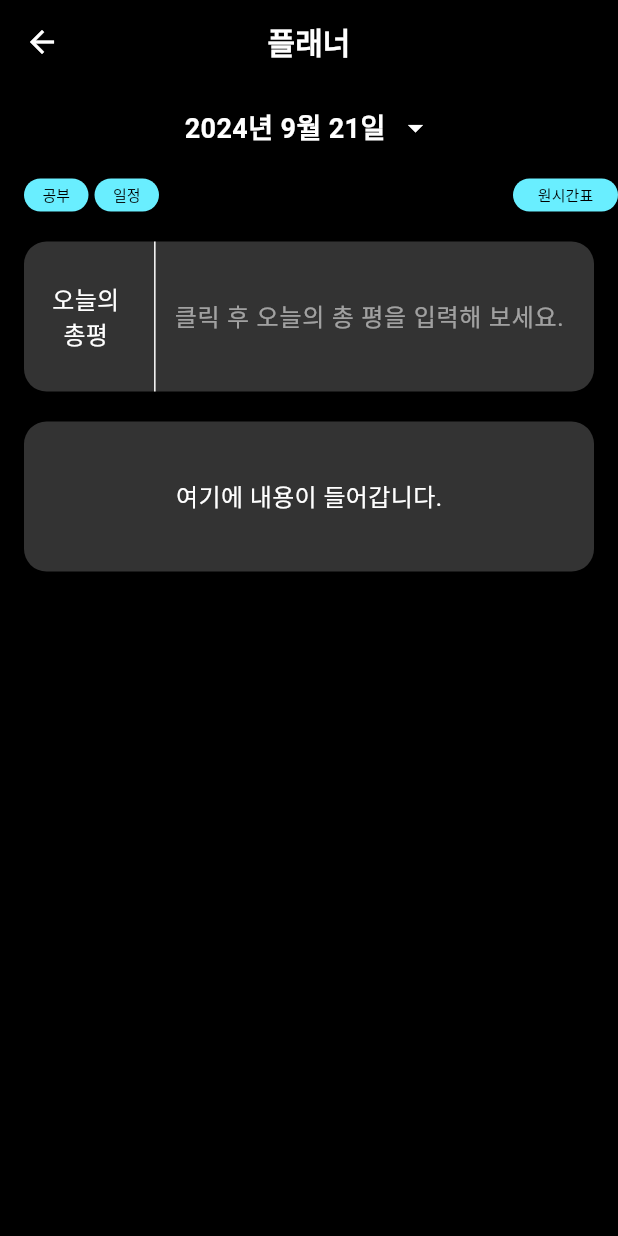
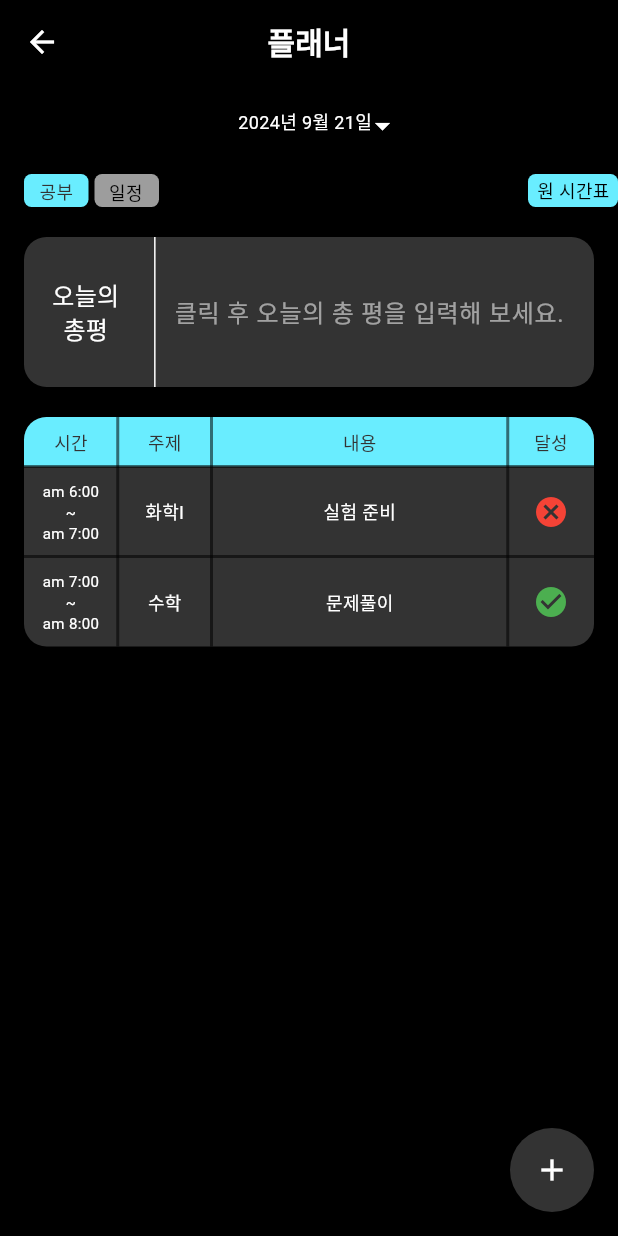
Before and after one commit to Hit-TheBook/frontend, a Flutter app: the PlannerPage screen opened directly, on a phone screen of 412 x 824 dp. Run offline on Flutter 3.47's test engine with Material 3 defaults, Android fonts, the phone set to English and light mode, and no system bars; our stand-ins replace animated_splash_screen, flutter_dotenv, flutter_feather_icons, lottie, page_transition, stop_watch_timer; network calls fail.

Commit message:
feat 플래너 UI

```diff
--- a/lib/pages/dday_page.dart
+++ b/lib/pages/dday_page.dart
@@ -7,6 +7,7 @@ import 'package:project1/pages/ddaydetail_page.dart';
 import 'package:project1/pages/study_page.dart';
 import 'package:project1/theme.dart';
 import '../utils/dday_api_helper.dart';
+import '../widgets/customfloatingactionbutton.dart';
 import 'count_up_timer_page.dart';
 import 'package:project1/widgets/custom_appbar.dart';
 import 'package:project1/pages/main_page.dart'; // Import pages for navigation
@@ -444,14 +445,8 @@ class DdayPageState extends State<DdayPage> {
           );
         },
       ),
-      floatingActionButton: FloatingActionButton(
+      floatingActionButton: CustomFloatingActionButton(
         onPressed: _navigateToDdayDetail,
-        backgroundColor: AppColors.primary,
-        elevation: 6.0,
-        shape: RoundedRectangleBorder(
-          borderRadius: BorderRadius.circular(100),
-        ),
-        child: const Icon(Icons.add),
       ),
       floatingActionButtonLocation: FloatingActionButtonLocation.endFloat,
     );
--- a/lib/pages/planner_page.dart
+++ b/lib/pages/planner_page.dart
@@ -1,6 +1,6 @@
 import 'package:flutter/material.dart';
 import 'package:flutter/cupertino.dart';
-import '../colors.dart';
+import 'package:project1/widgets/customfloatingactionbutton.dart';
 
 class PlannerPage extends StatefulWidget {
   const PlannerPage({super.key});
@@ -19,7 +19,7 @@ class _PlannerPageState extends State<PlannerPage> {
       builder: (context) {
         return Container(
           height: 250,
-          color: Colors.grey[300], // 배경색을 회색으로 설정
+          color: Colors.grey[300],
           child: CupertinoDatePicker(
             mode: CupertinoDatePickerMode.date,
             initialDateTime: _selectedDate,
@@ -40,6 +40,62 @@ class _PlannerPageState extends State<PlannerPage> {
     }
   }
 
+  TableRow _buildTimetableRow(String startTime, String endTime, String subject, String content, bool achieved) {
+    return TableRow(
+      children: [
+        Container(
+          height: 60,
+          padding: const EdgeInsets.all(8.0),
+          alignment: Alignment.center,
+          child: Column(
+            mainAxisAlignment: MainAxisAlignment.center,
+            children: [
+              Text(
+                startTime,
+                style: const TextStyle(color: Colors.white, fontSize: 10),
+              ),
+              const Text(
+                '~',
+                style: TextStyle(color: Colors.white, fontSize: 10),
+              ),
+              Text(
+                endTime,
+                style: const TextStyle(color: Colors.white, fontSize: 10),
+              ),
+            ],
+          ),
+        ),
+        Container(
+          height: 60,
+          padding: const EdgeInsets.all(8.0),
+          alignment: Alignment.center,
+          child: Text(
+            subject,
+            style: TextStyle(color: Colors.white, fontSize: 12),
+          ),
+        ),
+        Container(
+          height: 60,
+          padding: const EdgeInsets.all(8.0),
+          alignment: Alignment.center,
+          child: Text(
+            content,
+            style: TextStyle(color: Colors.white, fontSize: 12),
+          ),
+        ),
+        Container(
+          height: 60,
+          padding: const EdgeInsets.all(8.0),
+          alignment: Alignment.center,
+          child: Icon(
+            achieved ? Icons.check_circle : Icons.cancel,
+            color: achieved ? Colors.green : Colors.red,
+          ),
+        ),
+      ],
+    );
+  }
+
   @override
   Widget build(BuildContext context) {
     String formattedDate = '${_selectedDate.year}년 ${_selectedDate.month}월 ${_selectedDate.day}일';
@@ -55,20 +111,37 @@ class _PlannerPageState extends State<PlannerPage> {
           GestureDetector(
             onTap: () => _selectDate(context),
             child: Container(
+              width: 122,
+              height: 24,
               alignment: Alignment.center,
               margin: const EdgeInsets.only(top: 16.0),
-              child: Row(
-                mainAxisAlignment: MainAxisAlignment.center,
+              child: Stack(
                 children: [
-                  Text(
+                  Positioned(
+                    left: 0,
+                    top: 0,
+                    child: SizedBox(
+                      width: 117,
+                      height: 24,
+                      child: Text(
                         formattedDate,
-                    style: const TextStyle(fontSize: 18, fontWeight: FontWeight.bold),
+                        textAlign: TextAlign.center,
+                        style: TextStyle(
+                          color: Colors.white,
+                          fontSize: 12,
+                          height: 0,
                         ),
-                  const SizedBox(width: 8),
-                  const Icon(
+                      ),
+                    ),
+                  ),
+                  Positioned(
+                    right: 0,
+                    top: 0,
+                    child: const Icon(
                       Icons.arrow_drop_down,
                       size: 24,
                       color: Colors.white,
+                    ),
                   ),
                 ],
               ),
@@ -77,57 +150,91 @@ class _PlannerPageState extends State<PlannerPage> {
           const SizedBox(height: 20),
           // 버튼 추가
           Row(
-            mainAxisAlignment: MainAxisAlignment.start, // 왼쪽 정렬
+            mainAxisAlignment: MainAxisAlignment.start,
             children: [
-              const SizedBox(width: 16), // 버튼을 오른쪽으로 이동
-              SizedBox(
+              const SizedBox(width: 16),
+              Container(
                 width: 43,
                 height: 22,
-                child: ElevatedButton(
-                  onPressed: () {
-                    // 버튼 1 클릭 시 동작
-                  },
-                  style: ElevatedButton.styleFrom(
-                    padding: EdgeInsets.zero, // 여백 제거
+                padding: const EdgeInsets.symmetric(horizontal: 6, vertical: 2),
+                decoration: ShapeDecoration(
+                  color: Color(0xFF69EDFF),
+                  shape: RoundedRectangleBorder(borderRadius: BorderRadius.circular(5)),
                 ),
-                  child: const Text(
+                child: Row(
+                  mainAxisSize: MainAxisSize.min,
+                  mainAxisAlignment: MainAxisAlignment.center,
+                  children: [
+                    Text(
                       '공부',
-                    style: TextStyle(fontSize: 10), // 텍스트 크기 조정
+                      textAlign: TextAlign.center,
+                      style: TextStyle(
+                        color: Color(0xFF333333),
+                        fontSize: 12,
+                      ),
+                    ),
+                  ],
+                ),
+              ),
+              const SizedBox(width: 4),
+              Container(
+                width: 43,
+                height: 22,
+                child: Stack(
+                  children: [
+                    Positioned(
+                      left: 0,
+                      top: 0,
+                      child: Container(
+                        width: 43,
+                        height: 22,
+                        decoration: ShapeDecoration(
+                          color: Color(0xFF9D9D9D),
+                          shape: RoundedRectangleBorder(borderRadius: BorderRadius.circular(5)),
                         ),
                       ),
                     ),
-              const SizedBox(width: 4), // 버튼 간격 조정
-              SizedBox(
-                width: 43,
-                height: 22,
-                child: ElevatedButton(
-                  onPressed: () {
-                    // 버튼 2 클릭 시 동작
-                  },
-                  style: ElevatedButton.styleFrom(
-                    padding: EdgeInsets.zero, // 여백 제거
-                  ),
-                  child: const Text(
+                    Positioned(
+                      left: 6,
+                      top: 3,
+                      child: SizedBox(
+                        width: 30,
+                        height: 17,
+                        child: Text(
                           '일정',
-                    style: TextStyle(fontSize: 10), // 텍스트 크기 조정
+                          textAlign: TextAlign.center,
+                          style: TextStyle(
+                            color: Colors.black,
+                            fontSize: 12,
                           ),
                         ),
                       ),
-              const Spacer(), // 버튼 2와 3 사이의 공간을 차지
-              SizedBox(
-                width: 70,
+                    ),
+                  ],
+                ),
+              ),
+              const Spacer(),
+              Container(
+                width: 60,
                 height: 22,
-                child: ElevatedButton(
-                  onPressed: () {
-                    // 버튼 3 클릭 시 동작
-                  },
-                  style: ElevatedButton.styleFrom(
-                    padding: EdgeInsets.zero, // 여백 제거
+                padding: const EdgeInsets.symmetric(horizontal: 6, vertical: 2),
+                decoration: ShapeDecoration(
+                  color: Color(0xFF69EDFF),
+                  shape: RoundedRectangleBorder(borderRadius: BorderRadius.circular(5)),
                 ),
-                  child: const Text(
-                    '원시간표',
-                    style: TextStyle(fontSize: 10), // 텍스트 크기 조정
+                child: const Row(
+                  mainAxisSize: MainAxisSize.min,
+                  mainAxisAlignment: MainAxisAlignment.center,
+                  children: [
+                    Text(
+                      '원 시간표',
+                      textAlign: TextAlign.center,
+                      style: TextStyle(
+                        color: Colors.black,
+                        fontSize: 12,
                       ),
+                    ),
+                  ],
                 ),
               ),
             ],
@@ -138,49 +245,49 @@ class _PlannerPageState extends State<PlannerPage> {
             width: 380,
             height: 100,
             decoration: BoxDecoration(
-              color: const Color(0xff333333), // 배경색
-              borderRadius: BorderRadius.circular(15), // 모서리 둥글게
+              color: const Color(0xff333333),
+              borderRadius: BorderRadius.circular(15),
             ),
             child: Row(
               children: [
                 Expanded(
-                  flex: 2, // 왼쪽 영역을 더 넓게
+                  flex: 2,
                   child: Center(
                     child: Column(
                       mainAxisAlignment: MainAxisAlignment.center,
                       children: const [
                         Text(
                           '오늘의',
-                          style: TextStyle(fontSize: 16, color: Colors.white), // 텍스트 색상 추가
+                          style: TextStyle(fontSize: 16, color: Colors.white),
                         ),
                         Text(
                           '총평',
-                          style: TextStyle(fontSize: 16, color: Colors.white), // 텍스트 색상 추가
+                          style: TextStyle(fontSize: 16, color: Colors.white),
                         ),
                       ],
                     ),
                   ),
                 ),
                 const VerticalDivider(
-                  color: Colors.white, // 세로줄 색상
-                  thickness: 1, // 세로줄 두께
-                  width: 10, // 세로줄과 텍스트 사이 간격
+                  color: Colors.white,
+                  thickness: 1,
+                  width: 10,
                 ),
                 Expanded(
-                  flex: 7, // 오른쪽 영역을 좁게
+                  flex: 7,
                   child: Padding(
                     padding: const EdgeInsets.symmetric(horizontal: 8.0),
                     child: TextField(
                       controller: _controller,
-                      style: const TextStyle(color: Colors.white), // 텍스트 색상
+                      style: const TextStyle(color: Colors.white),
                       decoration: InputDecoration(
                         hintText: '클릭 후 오늘의 총 평을 입력해 보세요.',
-                        hintStyle: const TextStyle(color: Colors.white54), // 힌트 색상
-                        border: InputBorder.none, // 테두리 제거
+                        hintStyle: const TextStyle(color: Colors.white54),
+                        border: InputBorder.none,
                       ),
-                      maxLines: null, // 여러 줄 입력 가능
-                      textAlignVertical: TextAlignVertical.top, // 텍스트 필드를 위쪽으로 정렬
-                      cursorColor: Colors.white, // 커서 색상
+                      maxLines: null,
+                      textAlignVertical: TextAlignVertical.top,
+                      cursorColor: Colors.white,
                     ),
                   ),
                 ),
@@ -188,21 +295,81 @@ class _PlannerPageState extends State<PlannerPage> {
             ),
           ),
           const SizedBox(height: 20),
+          // 시간표 컨테이너 추가
           Container(
             width: 380,
-            height: 100,
             decoration: BoxDecoration(
-              color: const Color(0xff333333), // 배경색
-              borderRadius: BorderRadius.circular(15), // 모서리 둥글게
+              color: const Color(0xff333333),
+              borderRadius: BorderRadius.circular(15),
             ),
+            child: Table(
+              border: TableBorder(
+                verticalInside: BorderSide(color: Colors.black54, width: 2),
+                horizontalInside: BorderSide(color: Colors.black54, width: 2),
+              ),
+              defaultVerticalAlignment: TableCellVerticalAlignment.middle,
+              columnWidths: {
+                0: FixedColumnWidth(40),
+                1: FixedColumnWidth(40),
+                2: FixedColumnWidth(175),
+                3: FixedColumnWidth(35),
+              },
+              children: [
+                TableRow(
+                  decoration: BoxDecoration(color: Color(0xFF69EDFF), borderRadius: BorderRadius.vertical(top: Radius.circular(15))),
+                  children: [
+                    Container(
+                      padding: const EdgeInsets.all(8.0),
                       alignment: Alignment.center,
-            child: const Text(
-              '여기에 내용이 들어갑니다.',
-              style: TextStyle(fontSize: 16, color: Colors.white), // 텍스트 색상 추가
+                      child: Text(
+                        '시간',
+                        style: TextStyle(color: Color(0xFF333333), fontSize: 12),
+                      ),
+                    ),
+                    Container(
+                      padding: const EdgeInsets.all(8.0),
+                      alignment: Alignment.center,
+                      child: Text(
+                        '주제',
+                        style: TextStyle(color: Color(0xFF333333), fontSize: 12),
+                      ),
+                    ),
+                    Container(
+                      padding: const EdgeInsets.all(8.0),
+                      alignment: Alignment.center,
+                      child: Text(
+                        '내용',
+                        style: TextStyle(color: Color(0xFF333333), fontSize: 12),
+                      ),
+                    ),
+                    Container(
+                      padding: const EdgeInsets.all(8.0),
+                      alignment: Alignment.center,
+                      child: Text(
+                        '달성',
+                        style: TextStyle(color: Color(0xFF333333), fontSize: 12),
                       ),
                     ),
                   ],
                 ),
+                // 시간표 데이터 추가
+                _buildTimetableRow('am 6:00', 'am 7:00', '화학I', '실험 준비', false),
+                _buildTimetableRow('am 7:00', 'am 8:00', '수학', '문제풀이', true),
+              ],
+            ),
+          ),
+          const SizedBox(height: 20),
+          // 하단에 추가할 Container
+
+
+        ],
+      ),
+
+      floatingActionButton: CustomFloatingActionButton(
+        onPressed: () {
+          // 플래너 페이지에서의 버튼 동작
+        },
+      ),
     );
   }
 }
--- /dev/null
+++ b/lib/widgets/customfloatingactionbutton.dart
@@ -0,0 +1,25 @@
+import 'package:flutter/material.dart';
+import 'package:project1/colors.dart';
+
+class CustomFloatingActionButton extends StatelessWidget {
+  final VoidCallback onPressed;
+
+  const CustomFloatingActionButton({Key? key, required this.onPressed}) : super(key: key);
+
+  @override
+  Widget build(BuildContext context) {
+    return FloatingActionButton(
+      onPressed: onPressed,
+      backgroundColor: gray1, // 버튼 색상
+      elevation: 6.0,
+      shape: RoundedRectangleBorder(
+        borderRadius: BorderRadius.circular(100),
+      ),
+      child: const Icon(
+        Icons.add,
+        color: Colors.white, // 아이콘 색상
+      ),
+    );
+  }
+
+}
```
Lines whose indentation alone changed are shown as unchanged.
